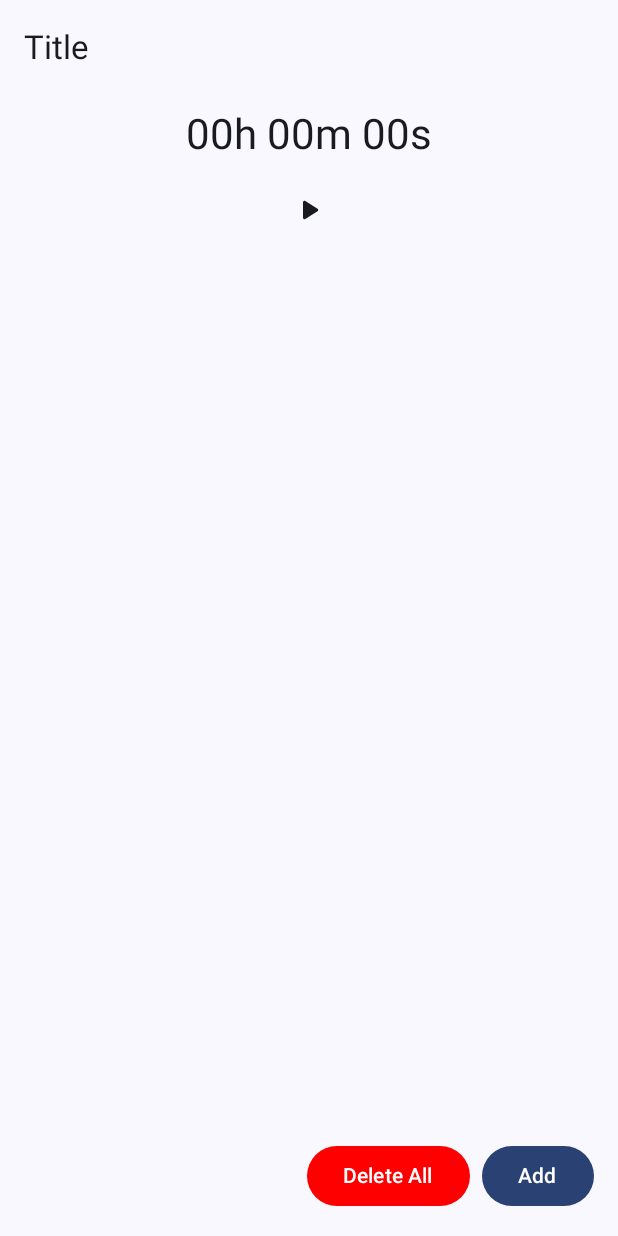
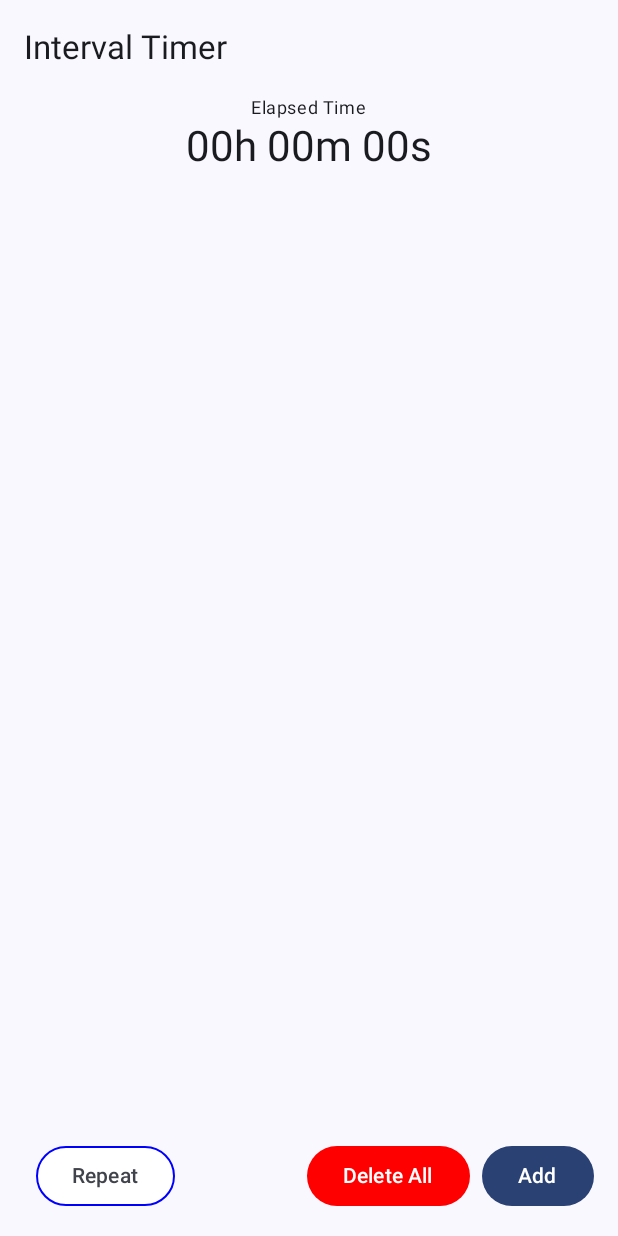
Before and after one commit to darkfoxdx/interval_timer, an Android app built with Jetpack Compose: the screen it shows after launch (MainActivity), on a phone screen of 412 x 824 dp. Run offline under Robolectric (Android 15) with nearby library versions, the phone set to English and light mode, and no system bars; our stand-ins replace Dagger/Hilt's generated code.

Commit message:
Finished countdown timer

```diff
--- a/app/build.gradle.kts
+++ b/app/build.gradle.kts
@@ -65,6 +65,7 @@ dependencies {
     implementation("androidx.compose.ui:ui-graphics")
     implementation("androidx.compose.ui:ui-tooling-preview")
     implementation("androidx.compose.material3:material3")
+    implementation("androidx.compose.material:material-icons-extended")
     implementation("androidx.navigation:navigation-compose:2.7.6")
     implementation("androidx.hilt:hilt-navigation-compose:1.1.0")
     implementation("com.google.dagger:hilt-android:2.50")
--- a/app/src/main/java/com/projecteugene/interval/compose/timer/TimerScreen.kt
+++ b/app/src/main/java/com/projecteugene/interval/compose/timer/TimerScreen.kt
@@ -1,5 +1,6 @@
 package com.projecteugene.interval.compose.timer
 
+import androidx.compose.foundation.BorderStroke
 import androidx.compose.foundation.layout.Arrangement
 import androidx.compose.foundation.layout.Column
 import androidx.compose.foundation.layout.PaddingValues
@@ -8,11 +9,11 @@ import androidx.compose.foundation.layout.Spacer
 import androidx.compose.foundation.layout.fillMaxWidth
 import androidx.compose.foundation.layout.imePadding
 import androidx.compose.foundation.layout.padding
-import androidx.compose.foundation.layout.wrapContentSize
 import androidx.compose.foundation.lazy.LazyColumn
 import androidx.compose.foundation.lazy.itemsIndexed
 import androidx.compose.material.icons.Icons
-import androidx.compose.material.icons.rounded.PlayArrow
+import androidx.compose.material.icons.filled.PauseCircle
+import androidx.compose.material.icons.filled.PlayCircle
 import androidx.compose.material3.Button
 import androidx.compose.material3.ButtonDefaults
 import androidx.compose.material3.ExperimentalMaterial3Api
@@ -21,6 +22,7 @@ import androidx.compose.material3.IconButton
 import androidx.compose.material3.MaterialTheme
 import androidx.compose.material3.Scaffold
 import androidx.compose.material3.Text
+import androidx.compose.material3.TextButton
 import androidx.compose.material3.TopAppBar
 import androidx.compose.runtime.Composable
 import androidx.compose.runtime.collectAsState
@@ -41,14 +43,25 @@ fun TimerScreen(
     viewModel: TimerViewModel = hiltViewModel(),
 ) {
     val timers by viewModel.timers.collectAsState()
+    val currentTimer by viewModel.currentTimer.collectAsState()
     val elapsedTime by viewModel.elapsedTime.collectAsState()
     val showDialog by viewModel.showDialog.collectAsState()
-    TimerScreen(
-        modifier,
+    val isRepeated by viewModel.isRepeated.collectAsState()
+    val isRunning by viewModel.isRunning.collectAsState()
+    TimerScreen(modifier,
         timers = timers,
+        currentTimer = currentTimer,
         elapsedTime = elapsedTime,
+        isRepeated = isRepeated,
+        isRunning = isRunning,
         onTimerStart = {
             viewModel.startTimer()
+        },
+        onTimerPause = {
+            viewModel.pauseTimer()
+        },
+        onTimerStop = {
+            viewModel.stopTimer()
         },
         onClick = {
             viewModel.onShowDialog()
@@ -58,19 +71,18 @@ fun TimerScreen(
         },
         onDeleteAll = {
             viewModel.removeAllTimer()
-        }
-    )
+        },
+        onToggleRepeat = {
+            viewModel.onToggleRepeat()
+        })
 
     if (showDialog) {
-        TimePickerDialog(
-            onDismissRequest = {
+        TimePickerDialog(onDismissRequest = {
             viewModel.onDismiss()
-            },
-            onConfirmation = {
+        }, onConfirmation = {
             viewModel.addTimer(it)
             viewModel.onDismiss()
-            }
-        )
+        })
     }
 }
 
@@ -79,40 +91,60 @@ fun TimerScreen(
 fun TimerScreen(
     modifier: Modifier = Modifier,
     timers: List<TimerData>,
+    currentTimer: Pair<Int?, Long?>,
+    isRepeated: Boolean,
+    isRunning: Boolean,
     elapsedTime: Long,
     onTimerStart: () -> Unit,
+    onTimerPause: () -> Unit,
+    onTimerStop: () -> Unit,
     onClick: () -> Unit,
     onDelete: (Int) -> Unit,
     onDeleteAll: () -> Unit,
+    onToggleRepeat: () -> Unit,
 ) {
-    Scaffold(
-        topBar = {
-            TopAppBar(title = { Text("Title") })
-        },
-        content = {
+    Scaffold(topBar = {
+        TopAppBar(title = { Text("Interval Timer") }, actions = {
+            if (elapsedTime > 0) {
+                TextButton(onClick = { onTimerStop() }) {
+                    Text(text = "Reset")
+                }
+            }
+        })
+    }, content = {
         Column(
-                modifier = modifier.padding(it),
-                horizontalAlignment = Alignment.CenterHorizontally
+            modifier = modifier.padding(it), horizontalAlignment = Alignment.CenterHorizontally
+        ) {
+            Text(
+                text = "Elapsed Time",
+                style = MaterialTheme.typography.bodySmall,
+            )
+            Row(
+                horizontalArrangement = Arrangement.Center,
+                verticalAlignment = Alignment.CenterVertically
             ) {
                 Text(
                     text = elapsedTime.seconds.toComponents { hours, minutes, seconds, _ ->
                         "%02dh %02dm %02ds".format(hours, minutes, seconds)
                     },
                     style = MaterialTheme.typography.headlineMedium,
-                    modifier = Modifier
-                        .fillMaxWidth()
-                        .padding(8.dp)
-                        .wrapContentSize(Alignment.Center),
+                    modifier = modifier.padding(horizontal = 8.dp),
                 )
+                if (isRunning && timers.isNotEmpty()) {
+                    IconButton(onClick = { onTimerPause() }) {
+                        Icon(Icons.Default.PauseCircle, contentDescription = "Pause")
+                    }
+                } else if (!isRunning && timers.isNotEmpty()) {
                     IconButton(onClick = { onTimerStart() }) {
-                    Icon(Icons.Rounded.PlayArrow, contentDescription = "Play")
+                        Icon(Icons.Default.PlayCircle, contentDescription = "Play")
+                    }
+                }
             }
             TimerList(
-                    timers = timers,
-                    onClick = onClick,
-                    onDelete = onDelete
+                modifier = modifier.weight(1f),
+                timers = timers, currentTimer = currentTimer,
+                onClick = onClick, onDelete = onDelete
             )
-                Spacer(modifier = Modifier.weight(1f))
             Row(
                 modifier = modifier
                     .fillMaxWidth()
@@ -120,11 +152,21 @@ fun TimerScreen(
                 horizontalArrangement = Arrangement.End
             ) {
                 Button(
-                        onClick = { onDeleteAll() },
-                        colors = ButtonDefaults.buttonColors(
+                    onClick = { onToggleRepeat() },
+                    colors = ButtonDefaults.outlinedButtonColors(
+                        containerColor = if (isRepeated) Color.Cyan else Color.White
+                    ),
+                    border = BorderStroke(1.dp, Color.Blue),
+                    modifier = modifier.padding(horizontal = 8.dp)
+                ) {
+                    Text("Repeat")
+                }
+                Spacer(modifier = modifier.weight(weight = 1f))
+                Button(
+                    onClick = { onDeleteAll() }, colors = ButtonDefaults.buttonColors(
                         containerColor = Color.Red
-                        ),
-                        modifier = modifier.padding(horizontal = 8.dp)) {
+                    ), modifier = modifier.padding(horizontal = 8.dp)
+                ) {
                     Text("Delete All")
                 }
                 Button(onClick = { onClick() }) {
@@ -132,32 +174,32 @@ fun TimerScreen(
                 }
             }
         }
-        }
-    )
+    })
 }
 
 @Composable
 fun TimerList(
     modifier: Modifier = Modifier,
     timers: List<TimerData>,
+    currentTimer: Pair<Int?, Long?>,
     onClick: () -> Unit,
     onDelete: (Int) -> Unit
 ) {
     LazyColumn(
-        modifier = modifier.imePadding(),
-        contentPadding = PaddingValues(
-            horizontal = 16.dp,
-            vertical = 16.dp
+        modifier = modifier.imePadding(), contentPadding = PaddingValues(
+            horizontal = 16.dp, vertical = 16.dp
         )
     ) {
         itemsIndexed(
             timers
         ) { index, time ->
-            TimerItemView(time, {
+            val isHighlighted = currentTimer.first == index
+            val countDownTimer = if (isHighlighted) currentTimer.second else null
+            TimerItemView(time, isHighlighted, countDownTimer, {
                 onClick()
-            }, {
+            }) {
                 onDelete(index)
-            })
+            }
         }
     }
 }
@@ -167,11 +209,25 @@ fun TimerList(
 private fun TimerScreenPreview(
 ) {
     TimerScreen(
-        timers = listOf(TimerData("Test 1", 100L), TimerData("Test 2", 200L)),
+        timers = listOf(
+            TimerData("Test 1", 100L),
+            TimerData("Test 2", 200L),
+            TimerData("Test 2", 200L),
+            TimerData("Test 2", 200L),
+            TimerData("Test 2", 200L),
+            TimerData("Test 2", 200L),
+            TimerData("Test 2", 200L),
+        ),
+        currentTimer = Pair(null, null),
+        isRepeated = true,
+        isRunning = false,
         elapsedTime = 100L,
         onTimerStart = {},
+        onTimerPause = {},
+        onTimerStop = {},
         onClick = {},
         onDelete = {},
         onDeleteAll = {},
+        onToggleRepeat = {},
     )
 }
--- a/app/src/main/java/com/projecteugene/interval/viewmodel/TimerViewModel.kt
+++ b/app/src/main/java/com/projecteugene/interval/viewmodel/TimerViewModel.kt
@@ -3,7 +3,6 @@ package com.projecteugene.interval.viewmodel
 import android.app.Application
 import android.media.MediaPlayer
 import androidx.lifecycle.AndroidViewModel
-import androidx.lifecycle.SavedStateHandle
 import androidx.lifecycle.viewModelScope
 import com.projecteugene.interval.R
 import com.projecteugene.interval.data.TimerData
@@ -21,17 +20,30 @@ import javax.inject.Inject
  */
 @HiltViewModel
 class TimerViewModel @Inject internal constructor(
-    private val application: Application,
-    private val savedStateHandle: SavedStateHandle
+    application: Application
 ) : AndroidViewModel(application) {
     private val _timers = MutableStateFlow<List<TimerData>>(listOf())
+    private val _cumulativeTimer = MutableStateFlow<List<Long>>(listOf())
     private val _elapsedTime = MutableStateFlow(0L)
+    private val _isRunning = MutableStateFlow(false)
     private val _showDialog = MutableStateFlow(false)
+    private val _isRepeated = MutableStateFlow(false)
+    private val _currentTimer = MutableStateFlow<Pair<Int?, Long?>>(Pair(null, null))
 
     val timers = _timers.asStateFlow()
     val elapsedTime = _elapsedTime.asStateFlow()
+    val isRunning = _isRunning.asStateFlow()
     val showDialog = _showDialog.asStateFlow()
+    val isRepeated = _isRepeated.asStateFlow()
+    val currentTimer = _currentTimer.asStateFlow()
+
     private var mp: MediaPlayer = MediaPlayer.create(application.applicationContext, R.raw.tone1)
+
+    fun onToggleRepeat() {
+        _isRepeated.update {
+            !it
+        }
+    }
 
     fun onShowDialog() {
         _showDialog.update {
@@ -47,16 +59,26 @@ class TimerViewModel @Inject internal constructor(
 
     private var timerJob: Job? = null
 
+    private fun updateCumulativeList() {
+        _cumulativeTimer.update {
+            _timers.value
+                .map { it.timeInSeconds }
+                .runningReduce { acc, timerData -> acc + timerData }
+        }
+    }
+
     fun addTimer(newTimerData: TimerData) {
         _timers.update {list ->
             list.plus(newTimerData)
         }
+        updateCumulativeList()
     }
 
     fun removeTimer(position: Int) {
         _timers.update {list ->
             list.filterIndexed { index, _ -> index != position}
         }
+        updateCumulativeList()
     }
 
     fun removeAllTimer() {
@@ -65,24 +87,46 @@ class TimerViewModel @Inject internal constructor(
         }
     }
 
+    private fun checkTime() {
+        val elapsedTime = _elapsedTime.value
+        val total = _timers.value.sumOf { it.timeInSeconds }
+        val realignedTime = if (elapsedTime.toInt() % total.toInt() == 0) total else elapsedTime % total
+        val cumulativeTimer = _cumulativeTimer.value
+        val position = cumulativeTimer.indexOfFirst { realignedTime <= it }
+        val countDownTimer = cumulativeTimer[position] - realignedTime
+        _currentTimer.update {
+            it.copy(first = position, second = countDownTimer)
+        }
+        if (countDownTimer == 0L) {
+            mp.start()
+        }
+
+        if (!_isRepeated.value && elapsedTime == total) {
+            stopTimer()
+            return
+        }
+
+    }
     fun startTimer() {
+        _isRunning.value = true
         timerJob?.cancel()
         timerJob = viewModelScope.launch {
             while (true) {
                 delay(1000)
                 _elapsedTime.value++
-                if (_elapsedTime.value.toInt() % 10 == 0) {
-                    mp.start()
-                }
+                checkTime()
             }
         }
     }
 
     fun pauseTimer() {
+        _isRunning.value = false
         timerJob?.cancel()
     }
 
     fun stopTimer() {
+        _isRunning.value = false
+        _currentTimer.value = Pair(null, null)
         _elapsedTime.value = 0
         timerJob?.cancel()
     }
```
Also changed, not shown: app/src/main/java/com/projecteugene/interval/compose/timer/TimerItemView.kt (+13 -4 lines). Lines whose indentation alone changed are shown as unchanged.
